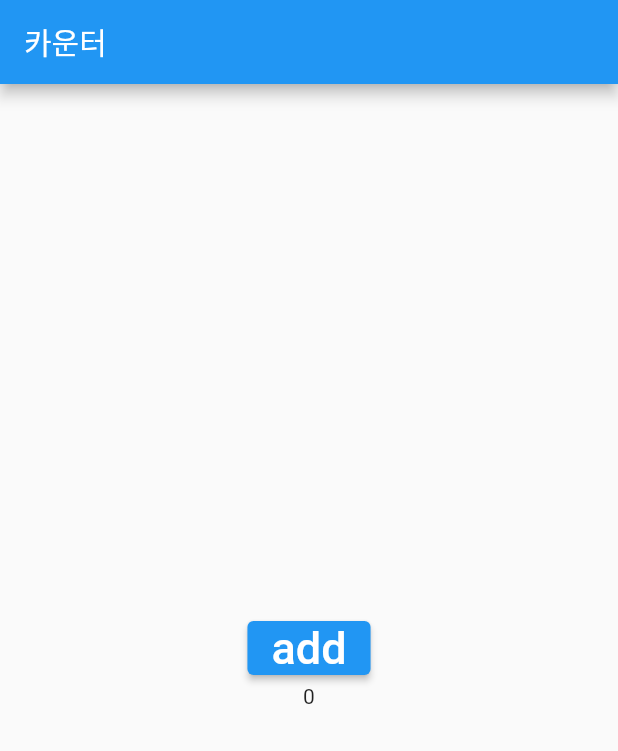
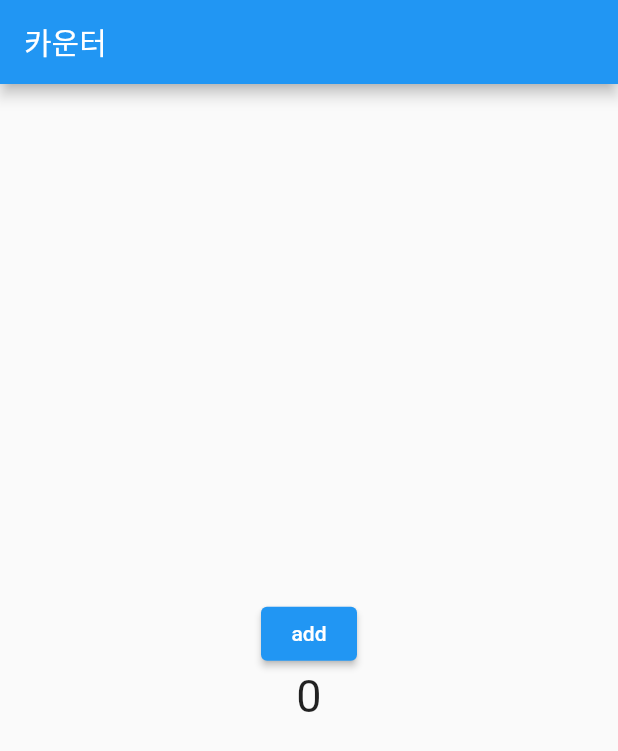
Before and after one commit to OSS0302/flutter_counter, a Flutter app: the screen it shows after launch, on a phone screen of 412 x 824 dp. Shown: the top 751 px of the screen. Run offline on Flutter 3.47's test engine with Material 2 defaults, Android fonts, the phone set to English and light mode, and no system bars.

Commit message:
ElevatedButton  누르면 카운터가 증가 한다.

```diff
--- a/lib/main.dart
+++ b/lib/main.dart
@@ -32,6 +32,8 @@ class Counter extends StatefulWidget {
 }
 
 class _CounterState extends State<Counter> {
+  int counter = 0;
+
   @override
   Widget build(BuildContext context) {
     return Center(
@@ -39,13 +41,18 @@ class _CounterState extends State<Counter> {
         mainAxisAlignment: MainAxisAlignment.center,
         children: <Widget>[
           ElevatedButton(
-            onPressed: () {},
-            child: Text(
-              'add',
-              style: TextStyle(fontSize: 30),
-            ),
+            child: Text('add'),
+            onPressed: () {
+              setState(() {
+                counter++;
+              });
+            },
           ),
-          Text('0'),
+
+          Text(
+            '$counter',
+            style: TextStyle(fontSize: 30),
+          ),
         ],
       ),
     );
```
